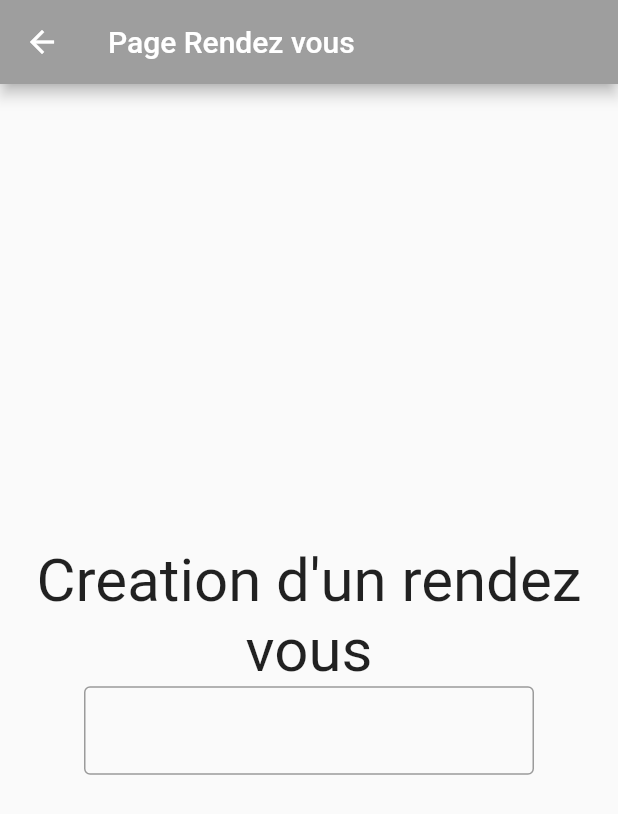
After one commit to Projet-Tutore-Affichage-Dynamique/Atelier-2-reunionou, a Flutter app: the RendezVous screen opened directly, on a phone screen of 412 x 824 dp. The commit adds this screen. Shown: the top 814 px of the screen. Run offline on Flutter 3.47's test engine with Material 2 defaults, Android fonts, the phone set to English and light mode, and no system bars; accounts and stored records are empty.

Commit message:
Structuration des fichiers de mobile_app #2

```diff
--- /dev/null
+++ b/mobile_app/lib/screens/RendezVous.dart
@@ -0,0 +1,41 @@
+import 'package:flutter/material.dart';
+
+class RendezVous extends StatefulWidget {
+  const RendezVous({Key? key}) : super(key: key);
+
+  @override
+  State<RendezVous> createState() => _RendezVousState();
+}
+
+class _RendezVousState extends State<RendezVous>{
+  @override
+  Widget build(BuildContext context) {
+    return Scaffold(
+      appBar: AppBar(
+        backgroundColor: Colors.grey,
+        title: const Text('Page Rendez vous'),
+      ),
+      body: Center(
+        child: Column(
+          mainAxisAlignment: MainAxisAlignment.center,
+          children: [
+            const Text(
+              "Creation d'un rendez vous",
+              style: TextStyle(fontSize: 40),
+              textAlign: TextAlign.center,
+            ),
+            SizedBox(
+              width: 300,
+              child: TextField(
+                decoration: const InputDecoration(
+                  border: OutlineInputBorder(),
+                  labelText: ''
+                ),
+              ),
+            )
+          ],
+        ),
+      ),
+    );
+  }
+}
--- a/mobile_app/lib/screens/home.dart
+++ b/mobile_app/lib/screens/home.dart
@@ -1,5 +1,5 @@
 import 'package:flutter/material.dart';
-import '../components/accordion.dart';
+import 'package:mobile_app/components/accordion.dart';
 import 'package:mobile_app/screens/ConnexionPage.dart';
 
 class MyApp extends StatelessWidget {
```
Also changed, not shown: mobile_app/lib/screens/CreationRendezVous.dart (added, +28 -0 lines), 1 other file.
